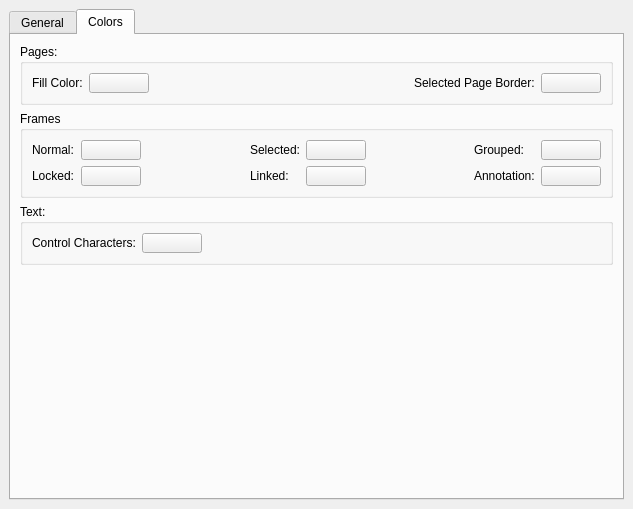
Above: scribus/tabdisplay.ui from scribusproject/scribus before the change. Below: the same form after it.
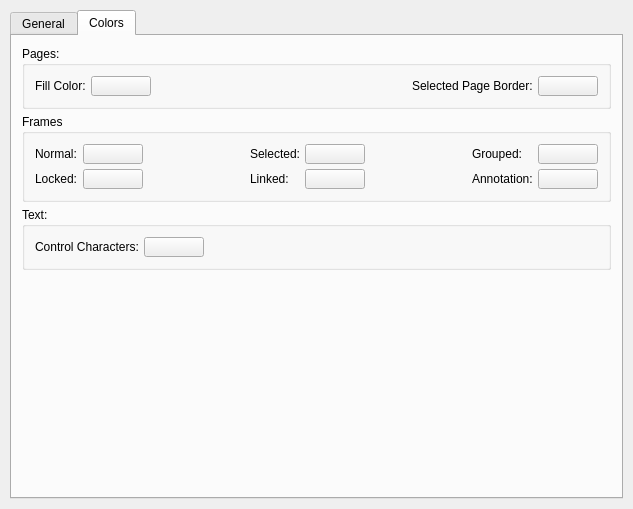
That is the form after the change. The open tabs and pages were chosen to show the change. Custom widgets are drawn as their Qt base class.

Commit message: Adjusted margins and spacing in the .ui file and removed unneeded #include.

What changed in the file:
```diff
--- a/scribus/tabdisplay.ui
+++ b/scribus/tabdisplay.ui
@@ -16,10 +16,10 @@
   </property>
   <layout class="QGridLayout" >
    <property name="margin" >
-    <number>9</number>
+    <number>10</number>
    </property>
    <property name="spacing" >
-    <number>6</number>
+    <number>5</number>
    </property>
    <item row="0" column="0" >
     <widget class="QTabWidget" name="displayTabWidget" >
@@ -351,10 +351,10 @@
       </attribute>
       <layout class="QGridLayout" >
        <property name="margin" >
-        <number>9</number>
+        <number>10</number>
        </property>
        <property name="spacing" >
-        <number>6</number>
+        <number>5</number>
        </property>
        <item row="3" column="0" >
         <spacer>
@@ -379,10 +379,10 @@
          </property>
          <layout class="QGridLayout" >
           <property name="margin" >
-           <number>9</number>
+           <number>10</number>
           </property>
           <property name="spacing" >
-           <number>6</number>
+           <number>5</number>
           </property>
           <item row="0" column="2" >
            <layout class="QHBoxLayout" >
@@ -390,7 +390,7 @@
              <number>0</number>
             </property>
             <property name="spacing" >
-             <number>6</number>
+             <number>5</number>
             </property>
             <item>
              <widget class="QLabel" name="selectedPageBorderLabel" >
@@ -445,7 +445,7 @@
              <number>0</number>
             </property>
             <property name="spacing" >
-             <number>6</number>
+             <number>5</number>
             </property>
             <item>
              <widget class="QLabel" name="textLabel11" >
@@ -488,10 +488,10 @@
          </property>
          <layout class="QGridLayout" >
           <property name="margin" >
-           <number>9</number>
+           <number>10</number>
           </property>
           <property name="spacing" >
-           <number>6</number>
+           <number>5</number>
           </property>
           <item row="0" column="4" >
            <layout class="QGridLayout" >
@@ -499,7 +499,7 @@
              <number>0</number>
             </property>
             <property name="spacing" >
-             <number>6</number>
+             <number>5</number>
             </property>
             <item row="0" column="0" >
              <widget class="QLabel" name="textLabel3" >
@@ -583,7 +583,7 @@
              <number>0</number>
             </property>
             <property name="spacing" >
-             <number>6</number>
+             <number>5</number>
             </property>
             <item row="0" column="1" >
              <widget class="QPushButton" name="buttonFrameSelected" >
@@ -667,7 +667,7 @@
              <number>0</number>
             </property>
             <property name="spacing" >
-             <number>6</number>
+             <number>5</number>
             </property>
             <item row="1" column="0" >
              <widget class="QLabel" name="textLabel4" >
@@ -739,10 +739,10 @@
          </property>
          <layout class="QGridLayout" >
           <property name="margin" >
-           <number>9</number>
+           <number>10</number>
           </property>
           <property name="spacing" >
-           <number>6</number>
+           <number>5</number>
           </property>
           <item row="0" column="2" >
            <spacer>
@@ -798,7 +798,7 @@
    </item>
   </layout>
  </widget>
- <layoutdefault spacing="6" margin="11" />
+ <layoutdefault spacing="5" margin="10" />
  <customwidgets>
   <customwidget>
    <class>ScrSpinBox</class>
```
Left out of the diff: 22 changed lines with no effect on the pictures. The commit also changes 1 other file.
